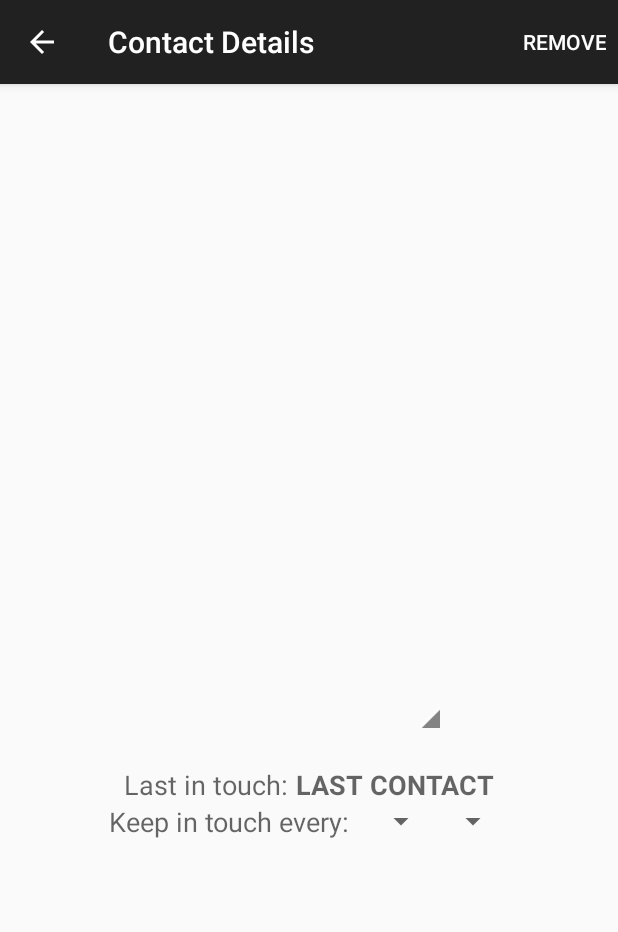
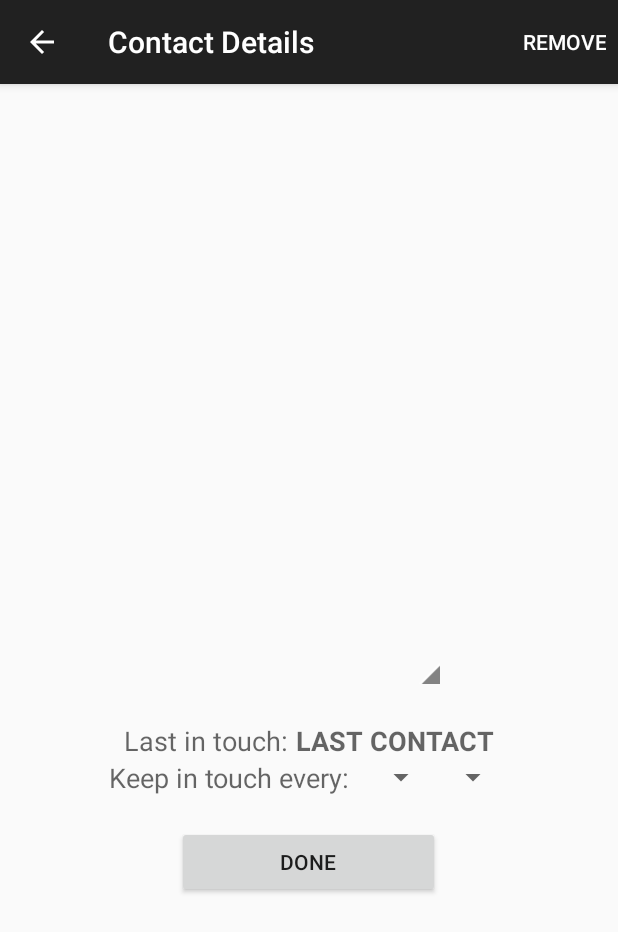
Before and after one commit to akdotcom/kit-android, an Android app: the EntryDetailsActivity screen opened directly, with no data from a screen before it, on a phone screen of 412 x 824 dp. Shown: the top 932 px of the screen. Run offline under Robolectric (Android 15) with nearby library versions, the phone set to English and light mode, and no system bars; pictures from the network do not load; 1 statement that could not run was skipped.

Commit message:
Add done button to contact details screen

```diff
--- a/app/src/main/java/com/lastinitial/kit/EntryDetailsActivity.java
+++ b/app/src/main/java/com/lastinitial/kit/EntryDetailsActivity.java
@@ -276,4 +276,8 @@ public class EntryDetailsActivity extends ActionBarActivity implements AdapterVi
         super.onDestroy();
         mDbHelper.close();
     }
+
+    public void close(View view) {
+        finish();
+    }
 }
--- a/app/src/main/res/layout/entry_details.xml
+++ b/app/src/main/res/layout/entry_details.xml
@@ -23,9 +23,7 @@
         android:id="@+id/lastContactInfo"
         android:layout_gravity="center_horizontal"
         android:layout_width="wrap_content"
-        android:layout_height="wrap_content"
-        android:layout_alignParentLeft="true"
-        android:layout_alignParentStart="true">
+        android:layout_height="wrap_content">
 
         <TextView
             android:layout_width="wrap_content"
@@ -33,9 +31,7 @@
             android:textAppearance="?android:attr/textAppearanceMedium"
             android:text="@string/last_in_touch"
             android:paddingRight="5dp"
-            android:id="@+id/lastDescription"
-            android:layout_alignParentLeft="true"
-            android:layout_alignParentStart="true" />
+            android:id="@+id/lastDescription" />
 
         <TextView
             android:layout_width="wrap_content"
@@ -43,18 +39,14 @@
             android:textAppearance="?android:attr/textAppearanceMedium"
             android:textStyle="bold"
             android:text="LAST CONTACT"
-            android:id="@+id/lastContact"
-            android:layout_toRightOf="@+id/nextDescription" />
+            android:id="@+id/lastContact" />
     </LinearLayout>
 
     <LinearLayout
         android:orientation="horizontal"
         android:layout_width="wrap_content"
         android:layout_height="wrap_content"
-        android:layout_gravity="center_horizontal"
-        android:layout_marginBottom="10dp"
-        android:layout_alignParentStart="true"
-        android:layout_alignParentLeft="true" >
+        android:layout_gravity="center_horizontal">
 
         <TextView
             android:layout_width="wrap_content"
@@ -63,22 +55,33 @@
             android:textAppearance="?android:attr/textAppearanceMedium"
             android:text="@string/keep_in_touch_every"
             android:paddingRight="10dp"
-            android:id="@+id/kitEvery"
-            android:layout_toRightOf="@+id/nextDescription" />
+            android:id="@+id/kitEvery" />
 
         <Spinner
             android:layout_width="wrap_content"
             android:layout_height="wrap_content"
-            android:id="@+id/fScalarSpinner"
-            android:layout_alignParentTop="true" />
+            android:id="@+id/fScalarSpinner" />
 
         <Spinner
             android:layout_width="wrap_content"
             android:layout_height="wrap_content"
-            android:id="@+id/fTypeSpinner"
-            android:layout_toRightOf="@+id/fScalarSpinner" />
+            android:id="@+id/fTypeSpinner" />
 
     </LinearLayout>
+
+    <Button
+        android:layout_width="wrap_content"
+        android:layout_height="wrap_content"
+        android:layout_marginTop="20dp"
+        android:minWidth="175dp"
+        android:text="@string/button_done"
+        android:id="@+id/button"
+        android:layout_gravity="center_horizontal"
+        android:onClick="close"
+        android:padding="0dp"
+        android:paddingTop="0dp"
+        android:clickable="true"
+        android:enabled="true" />
 
     <!--<SeekBar-->
         <!--android:layout_width="match_parent"-->
--- a/app/src/main/res/values/strings.xml
+++ b/app/src/main/res/values/strings.xml
@@ -25,6 +25,7 @@
     <string name="about_text2">KIT uses data found on many but not all Android phones. If you have a problem, please send me information about your device and Android version using the feedback button below.</string>
     <string name="button_feedback">Feedback</string>
     <string name="button_rate">Rate on Google Play</string>
+    <string name="button_done">Done</string>
 
     <string-array name="frequency_unit_array">
         <item>day</item>
```
